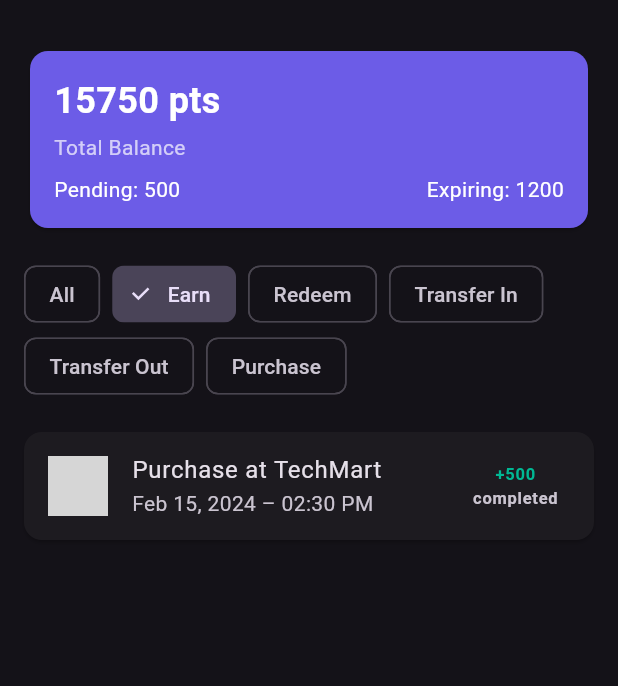
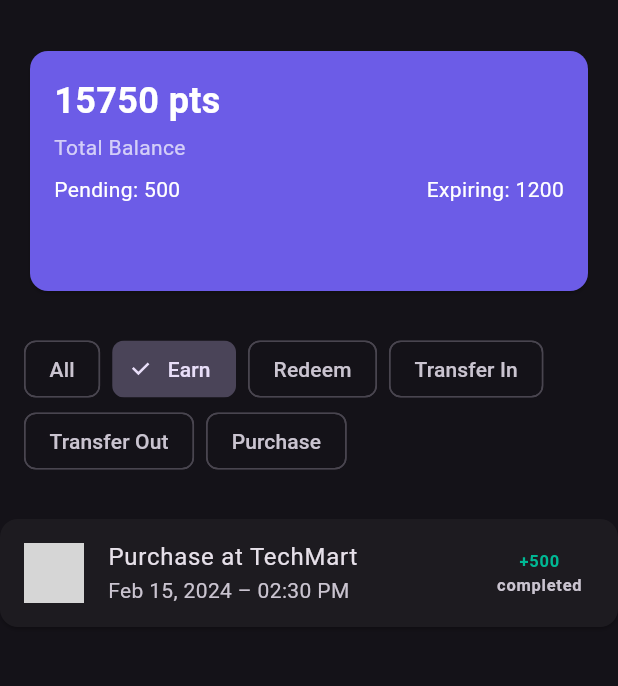
Before and after one commit to HazemElgohary/loynova_assessment, a Flutter app: the screen it shows after launch, after a tap on "Earn", on a phone screen of 412 x 824 dp, the part 63-749 px from its top. Run offline on Flutter 3.47's test engine with Material 3 defaults, Android fonts, the light colour scheme and no system bars; our stand-ins replace dio, easy_localization, equatable, flutter_bloc, get_it, go_router; network calls fail; statements that could not run were skipped; grey boxes are pictures that could not be loaded.

Commit message:
wallet_screen

```diff
--- a/lib/features/wallet/presentation/manager/wallet_bloc.dart
+++ b/lib/features/wallet/presentation/manager/wallet_bloc.dart
@@ -31,7 +31,11 @@ class WalletBloc extends Bloc<WalletEvent, WalletState> {
 
     try {
       final balance = await repository.getBalance();
-      final txns = await repository.getTransactions(page: _currentPage);
+      final txns = await repository.getTransactions(
+        page: _currentPage,
+        type: _currentFilter,
+        limit: 10,
+      );
       _allTransactions = txns.transactions;
       _hasNext = txns.hasNext;
 
--- a/lib/features/wallet/presentation/pages/wallet_screen.dart
+++ b/lib/features/wallet/presentation/pages/wallet_screen.dart
@@ -1,9 +1,7 @@
 import 'package:easy_localization/easy_localization.dart';
 import 'package:flutter/material.dart';
 
-import 'package:flutter/material.dart';
 import 'package:flutter_bloc/flutter_bloc.dart';
-import 'package:intl/intl.dart';
 import 'package:loynova_assessment/core/di/injection.dart';
 import 'package:loynova_assessment/core/utils/responsive_layout.dart';
 
@@ -14,7 +12,7 @@ import '../manager/wallet_event.dart';
 import '../manager/wallet_states.dart';
 import '../widgets/balance_card.dart';
 import '../widgets/filter_chips.dart';
-import '../widgets/transaction_list.dart';
+import '../widgets/transaction_item.dart';
 
 class WalletScreen extends StatelessWidget {
   const WalletScreen({super.key});
@@ -54,16 +52,34 @@ class WalletScreen extends StatelessWidget {
                   context.read<WalletBloc>().add(const RefreshWallet());
                 },
                 child: ResponsiveLayout(
-                  mobileLayout: SingleChildScrollView(
-                    physics: const AlwaysScrollableScrollPhysics(),
-                    child: Padding(
-                      padding: const EdgeInsets.all(16),
-                      child: Column(
-                        crossAxisAlignment: CrossAxisAlignment.start,
-                        children: [
-                          BalanceCard(balance: balance, isMobile: true),
-                          const SizedBox(height: 16),
-                          FilterChips(
+                  mobileLayout: CustomScrollView(
+                    slivers: [
+                      SliverAppBar(
+                        // pinned: true,
+                        floating: true,
+                        snap: true,
+                        expandedHeight: 200,
+                        elevation: 0,
+                        backgroundColor: Colors.transparent,
+                        shadowColor: Colors.transparent,
+                        flexibleSpace: FlexibleSpaceBar(
+                          background: Padding(
+                            padding: const EdgeInsets.all(16),
+                            child: BalanceCard(
+                              balance: balance,
+                              isMobile: true,
+                            ),
+                          ),
+                        ),
+                      ),
+
+                      SliverToBoxAdapter(
+                        child: Padding(
+                          padding: const EdgeInsets.symmetric(
+                            horizontal: 16,
+                            vertical: 8,
+                          ),
+                          child: FilterChips(
                             currentFilter: state.currentFilter,
                             onFilterSelected: (type) {
                               context.read<WalletBloc>().add(
@@ -71,19 +87,48 @@ class WalletScreen extends StatelessWidget {
                               );
                             },
                           ),
-                          const SizedBox(height: 16),
-                          TransactionList(
-                            transactions: transactions,
-                            hasNext: state.hasNext,
-                            onLoadMore: () {
-                              context.read<WalletBloc>().add(
-                                const LoadMoreTransactions(),
-                              );
+                        ),
+                      ),
+
+                      const SliverToBoxAdapter(child: SizedBox(height: 16)),
+
+                      if (transactions.isEmpty)
+                        const SliverToBoxAdapter(
+                          child: Center(
+                            child: Padding(
+                              padding: EdgeInsets.all(16.0),
+                              child: Text('No transactions found'),
+                            ),
+                          ),
+                        )
+                      else
+                        SliverList(
+                          delegate: SliverChildBuilderDelegate(
+                            (context, index) {
+                              if (index < transactions.length) {
+                                final transaction = transactions[index];
+                                return TransactionItem(item: transaction);
+                              } else if (state.hasNext) {
+                                context.read<WalletBloc>().add(
+                                  const LoadMoreTransactions(),
+                                );
+                                return const Padding(
+                                  padding: EdgeInsets.all(8.0),
+                                  child: Center(
+                                    child: CircularProgressIndicator(),
+                                  ),
+                                );
+                              } else {
+                                return const SizedBox.shrink();
+                              }
                             },
+                            childCount:
+                                transactions.length + (state.hasNext ? 1 : 0),
                           ),
-                        ],
-                      ),
-                    ),
+                        ),
+
+                      const SliverToBoxAdapter(child: SizedBox(height: 16)),
+                    ],
                   ),
                 ),
               );
--- a/lib/features/wallet/presentation/widgets/transaction_list.dart
+++ /dev/null
@@ -1,42 +0,0 @@
-import 'package:flutter/material.dart';
-import 'package:loynova_assessment/core/utils/extentions/date_time.dart';
-import 'package:loynova_assessment/features/wallet/domain/entities/transaction_entity.dart';
-import 'package:loynova_assessment/features/wallet/presentation/widgets/transaction_item.dart';
-
-class TransactionList extends StatelessWidget {
-  final List<TransactionEntity> transactions;
-  final bool hasNext;
-  final VoidCallback onLoadMore;
-
-  const TransactionList({
-    super.key,
-    required this.transactions,
-    required this.hasNext,
-    required this.onLoadMore,
-  });
-
-  @override
-  Widget build(BuildContext context) {
-    if (transactions.isEmpty) {
-      return const Center(child: Text('No transactions found'));
-    }
-
-    return ListView.builder(
-      physics: const NeverScrollableScrollPhysics(),
-      shrinkWrap: true,
-      itemCount: hasNext ? transactions.length + 1 : transactions.length,
-      itemBuilder: (context, index) {
-        if (index >= transactions.length) {
-          onLoadMore();
-          return const Padding(
-            padding: EdgeInsets.symmetric(vertical: 16),
-            child: Center(child: CircularProgressIndicator()),
-          );
-        }
-
-        final item = transactions[index];
-        return TransactionItem(item: item);
-      },
-    );
-  }
-}
```
